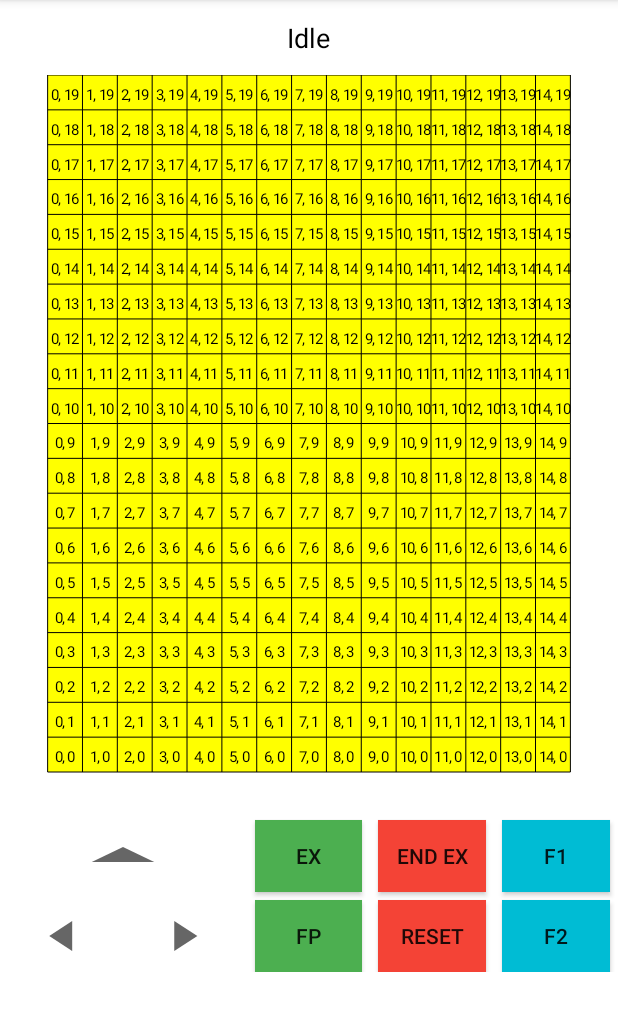
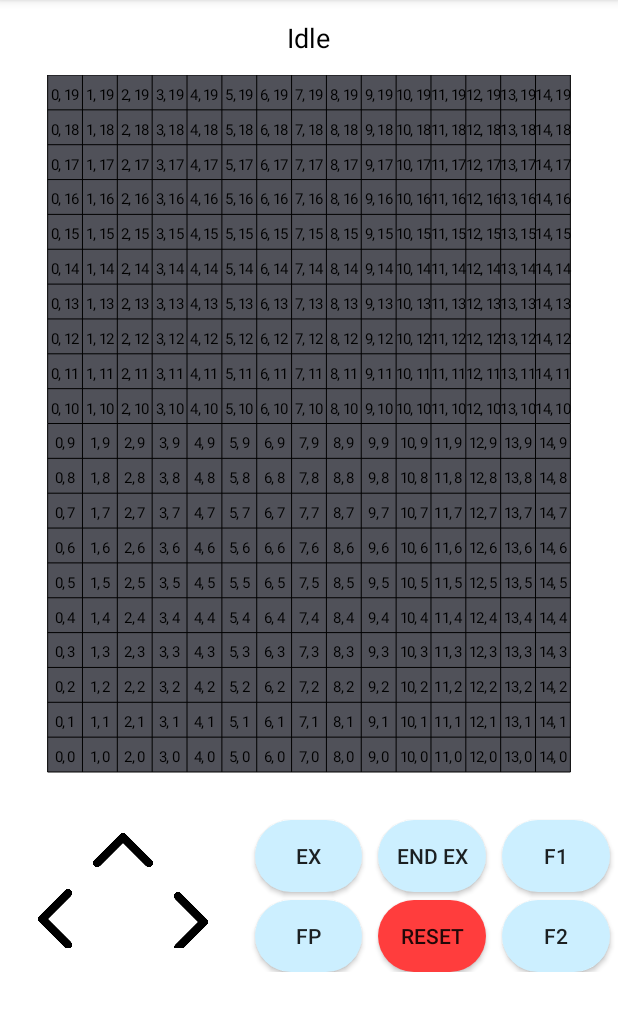
Before and after one commit to FrankLeeeee/CZ3004-MDP, an Android app: the screen it shows after launch (MainActivity), on a phone screen of 412 x 824 dp, the part 84-1115 px from its top. Run offline under Robolectric (Android 15) with nearby library versions, the phone set to English and light mode, and no system bars; 1 statement that could not run was skipped.

Commit message:
Edited Application UI

```diff
--- a/andrioid/Android/app/src/main/java/ntu/mdpg1app/MapCanvas.java
+++ b/andrioid/Android/app/src/main/java/ntu/mdpg1app/MapCanvas.java
@@ -78,14 +78,14 @@ public class MapCanvas extends View implements View.OnTouchListener {
     public MapCanvas(Context context) {
         super(context);
         separator.setColor(Color.parseColor("#000000"));
-        exploredArea.setColor(Color.parseColor("#FFFFFF")); //#808080
-        obstacle.setColor(Color.BLACK);
-        robot.setColor(Color.parseColor("#34E4EA"));
+        exploredArea.setColor(Color.parseColor("#C9CFF2")); //#808080
+        obstacle.setColor(Color.parseColor("1A1C2E"));
+        robot.setColor(Color.parseColor("#8B94C7"));
 
-        robotEye.setColor((Color.parseColor("#0EB1D2")));
-        unexploredArea.setColor(Color.parseColor("#FFFF00"));
-        waypoint.setColor(Color.parseColor("#1B998B"));
-        startEndPoint.setColor(Color.parseColor("#00CD00"));
+        robotEye.setColor((Color.parseColor("#0C28C9")));
+        unexploredArea.setColor(Color.parseColor("#505159"));
+        waypoint.setColor(Color.parseColor("#09E340"));
+        startEndPoint.setColor(Color.parseColor("#FFA940"));
 
         numberedObstacle.setColor(Color.parseColor("#F8F4F9"));
         numberedObstacle.setTypeface(Typeface.DEFAULT_BOLD);
--- a/andrioid/Android/app/src/main/res/drawable/ic_baseline_arrow_drop_up_24.xml
+++ b/andrioid/Android/app/src/main/res/drawable/ic_baseline_arrow_drop_up_24.xml
@@ -1,5 +1,5 @@
 <vector xmlns:android="http://schemas.android.com/apk/res/android"
-    android:width="24dp"
+    android:width="15dp"
     android:height="24dp"
     android:viewportWidth="24"
     android:viewportHeight="24"
--- a/andrioid/Android/app/src/main/res/drawable/ic_baseline_arrow_left_24.xml
+++ b/andrioid/Android/app/src/main/res/drawable/ic_baseline_arrow_left_24.xml
@@ -1,6 +1,6 @@
 <vector xmlns:android="http://schemas.android.com/apk/res/android"
     android:width="24dp"
-    android:height="24dp"
+    android:height="15dp"
     android:viewportWidth="24"
     android:viewportHeight="24"
     android:tint="?attr/colorControlNormal"
--- a/andrioid/Android/app/src/main/res/drawable/ic_baseline_arrow_right_24.xml
+++ b/andrioid/Android/app/src/main/res/drawable/ic_baseline_arrow_right_24.xml
@@ -1,6 +1,6 @@
 <vector xmlns:android="http://schemas.android.com/apk/res/android"
     android:width="24dp"
-    android:height="24dp"
+    android:height="15dp"
     android:viewportWidth="24"
     android:viewportHeight="24"
     android:tint="?attr/colorControlNormal"
--- /dev/null
+++ b/andrioid/Android/app/src/main/res/drawable/rounded_buttons.xml
@@ -0,0 +1,5 @@
+<?xml version="1.0" encoding="utf-8"?>
+<shape xmlns:android="http://schemas.android.com/apk/res/android">
+    <corners android:radius="24dp" />
+    <solid android:color="#CCEFFF"/>
+</shape>
--- /dev/null
+++ b/andrioid/Android/app/src/main/res/drawable/rounded_buttons_reset.xml
@@ -0,0 +1,5 @@
+<?xml version="1.0" encoding="utf-8"?>
+<shape xmlns:android="http://schemas.android.com/apk/res/android">
+    <corners android:radius="24dp" />
+    <solid android:color="#FF3D3D"/>
+</shape>
--- a/andrioid/Android/app/src/main/res/layout/activity_main.xml
+++ b/andrioid/Android/app/src/main/res/layout/activity_main.xml
@@ -45,38 +45,39 @@
 
             <Button
                 android:id="@+id/btn_forward"
-                android:layout_width="100dp"
-                android:layout_height="wrap_content"
+                android:layout_width="40dp"
+                android:layout_height="40dp"
                 android:layout_marginLeft="5dp"
                 android:layout_marginTop="5dp"
                 android:layout_marginRight="5dp"
-                android:background="@drawable/ic_baseline_arrow_drop_up_24" />
+                android:background="@drawable/arrowUp"
+                android:scaleType="fitXY" />
 
             <LinearLayout
                 android:layout_width="match_parent"
                 android:layout_height="0dp"
                 android:layout_weight="50"
+                android:gravity="center"
                 android:orientation="horizontal">
 
                 <Button
                     android:id="@+id/btn_left"
-                    android:layout_width="0dp"
-                    android:layout_height="wrap_content"
+                    android:layout_width="40dp"
+                    android:layout_height="40dp"
                     android:layout_marginLeft="5dp"
-                    android:layout_marginTop="5dp"
-                    android:layout_marginRight="3dp"
-                    android:layout_weight="0.5"
-                    android:background="@drawable/ic_baseline_arrow_left_24" />
+                    android:layout_marginTop="3dp"
+                    android:layout_marginRight="25dp"
+                    android:background="@drawable/arrowLeft"
+                    android:scaleType="fitXY" />
 
                 <Button
                     android:id="@+id/btn_right"
-                    android:layout_width="0dp"
-                    android:layout_height="wrap_content"
-                    android:layout_marginLeft="3dp"
+                    android:layout_width="40dp"
+                    android:layout_height="40dp"
+                    android:layout_marginLeft="25dp"
                     android:layout_marginTop="5dp"
                     android:layout_marginRight="5dp"
-                    android:layout_weight="0.5"
-                    android:background="@drawable/ic_baseline_arrow_right_24" />
+                    android:background="@drawable/arrowRight" />
 
             </LinearLayout>
         </LinearLayout>
@@ -96,7 +97,7 @@
                 android:layout_marginLeft="5dp"
                 android:layout_marginTop="5dp"
                 android:layout_marginRight="5dp"
-                android:background="#4CAF50"
+                android:background="@drawable/rounded_buttons"
                 android:text="EX" />
 
             <Button
@@ -106,7 +107,7 @@
                 android:layout_marginLeft="5dp"
                 android:layout_marginTop="5dp"
                 android:layout_marginRight="5dp"
-                android:background="#4CAF50"
+                android:background="@drawable/rounded_buttons"
                 android:text="FP" />
 
         </LinearLayout>
@@ -127,7 +128,7 @@
                 android:layout_marginTop="5dp"
                 android:layout_marginRight="5dp"
                 android:layout_weight="97"
-                android:background="#F44336"
+                android:background="@drawable/rounded_buttons"
                 android:text="End EX" />
 
             <Button
@@ -138,7 +139,7 @@
                 android:layout_marginTop="5dp"
                 android:layout_marginRight="5dp"
                 android:layout_weight="97"
-                android:background="#F44336"
+                android:background="@drawable/rounded_buttons_reset"
                 android:text="RESET" />
 
 
@@ -160,7 +161,7 @@
                 android:layout_marginLeft="5dp"
                 android:layout_marginTop="5dp"
                 android:layout_marginRight="5dp"
-                android:background="#00BCD4"
+                android:background="@drawable/rounded_buttons"
                 android:text="F1" />
 
             <Button
@@ -170,7 +171,7 @@
                 android:layout_marginLeft="5dp"
                 android:layout_marginTop="5dp"
                 android:layout_marginRight="5dp"
-                android:background="#00BCD4"
+                android:background="@drawable/rounded_buttons"
                 android:text="F2" />
 
         </LinearLayout>
```
Also changed, not shown: andrioid/Android/app/src/main/res/drawable/arrowLeft.png (added), andrioid/Android/app/src/main/res/drawable/arrowRight.png (added), andrioid/Android/app/src/main/res/drawable/arrowUp.png (added).
